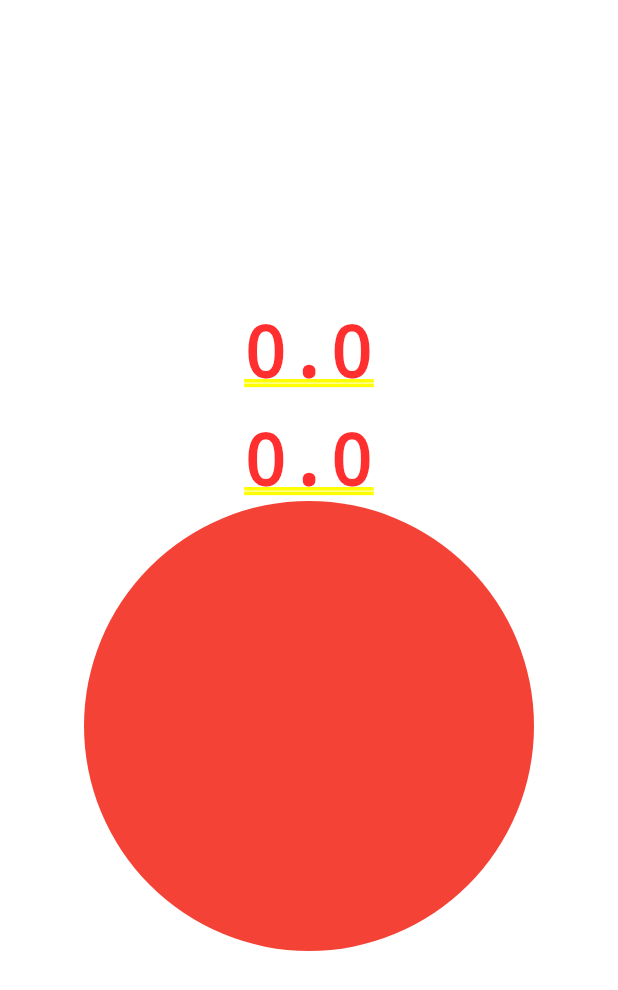
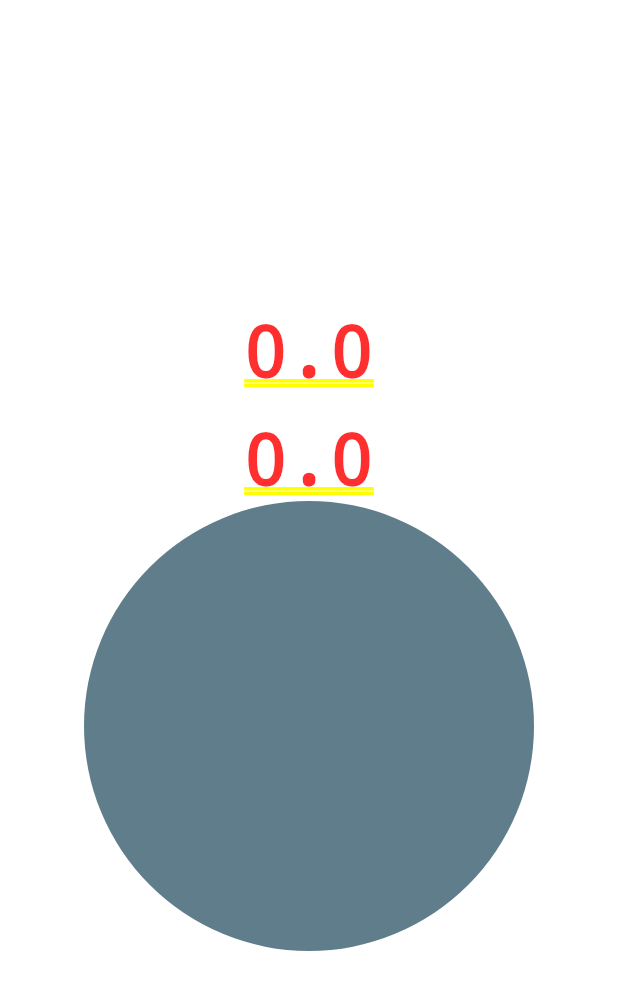
Before and after one commit to fluorjo/circular_wheel_timer, a Flutter app: the screen it shows after launch, on a phone screen of 412 x 824 dp. Shown: the top 990 px of the screen. Run offline on Flutter 3.47's test engine with Material 2 defaults, Android fonts, the phone set to English and light mode, and no system bars.

Commit message:
임시색깔변경, 메모

```diff
--- a/lib/wheel.dart
+++ b/lib/wheel.dart
@@ -37,7 +37,7 @@ class _WheelState extends State<Wheel> {
                 width: radius * 2,
                 decoration: const BoxDecoration(
                   shape: BoxShape.circle,
-                  color: Colors.red,
+                  color: Colors.blueGrey,
                 ),
               )),
         ],
```
Also changed, not shown: 1 other file.
